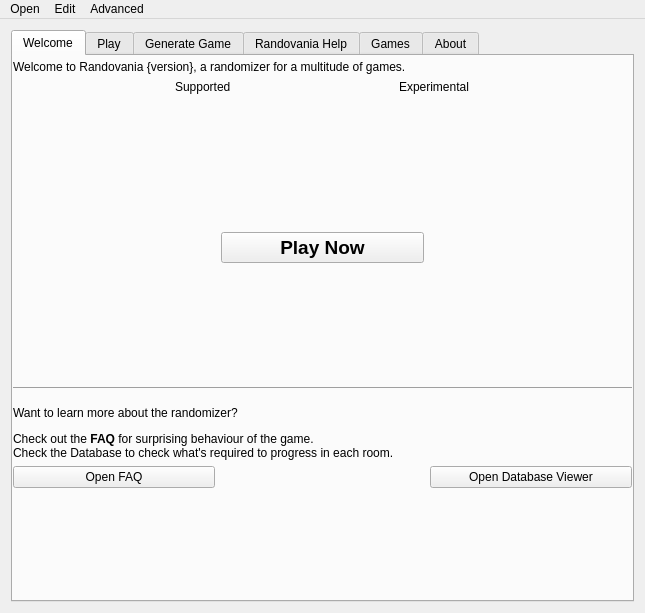
This is randovania/gui/ui_files/main_window.ui in randovania/randovania as Qt 5 draws it before an edit. The edited form follows.
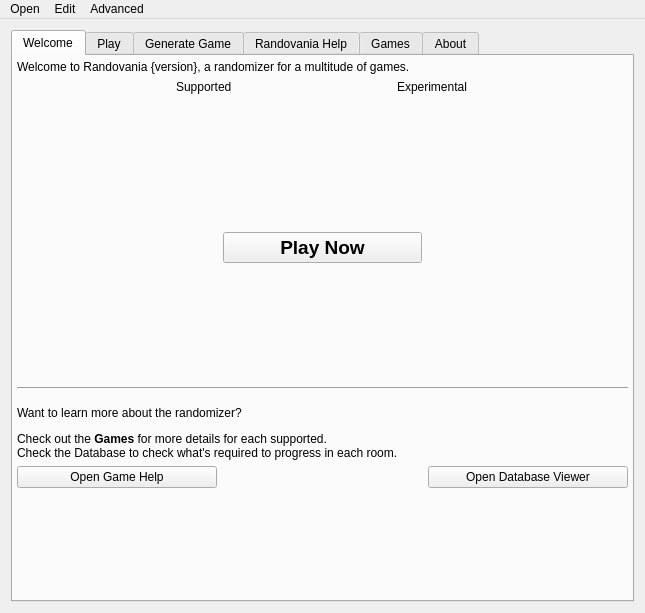
This is the edited form. Custom widgets are drawn as their Qt base class.

```diff
--- a/randovania/gui/ui_files/main_window.ui
+++ b/randovania/gui/ui_files/main_window.ui
@@ -38,13 +38,13 @@
        </attribute>
        <layout class="QGridLayout" name="welcome_layout">
         <property name="leftMargin">
-         <number>0</number>
+         <number>4</number>
         </property>
         <property name="topMargin">
          <number>4</number>
         </property>
         <property name="rightMargin">
-         <number>0</number>
+         <number>4</number>
         </property>
         <property name="bottomMargin">
          <number>0</number>
@@ -94,7 +94,7 @@
         <item row="7" column="0">
          <widget class="QPushButton" name="open_faq_button">
           <property name="text">
-           <string>Open FAQ</string>
+           <string>Open Game Help</string>
           </property>
          </widget>
         </item>
@@ -143,7 +143,7 @@
         <item row="6" column="0" colspan="3">
          <widget class="QLabel" name="help_offer_label">
           <property name="text">
-           <string>&lt;html&gt;&lt;head/&gt;&lt;body&gt;&lt;hr/&gt;&lt;p&gt;Want to learn more about the randomizer?&lt;/p&gt;&lt;p&gt;Check out the &lt;span style=&quot; font-weight:600;&quot;&gt;FAQ &lt;/span&gt;for surprising behaviour of the game.&lt;br/&gt;Check the Database to check what's required to progress in each room.&lt;/p&gt;&lt;/body&gt;&lt;/html&gt;</string>
+           <string>&lt;html&gt;&lt;head/&gt;&lt;body&gt;&lt;hr/&gt;&lt;p&gt;Want to learn more about the randomizer?&lt;/p&gt;&lt;p&gt;Check out the &lt;span style=&quot; font-weight:600;&quot;&gt;Games &lt;/span&gt;for more details for each supported.&lt;br/&gt;Check the Database to check what's required to progress in each room.&lt;/p&gt;&lt;/body&gt;&lt;/html&gt;</string>
           </property>
           <property name="alignment">
            <set>Qt::AlignLeading|Qt::AlignLeft|Qt::AlignTop</set>
```
